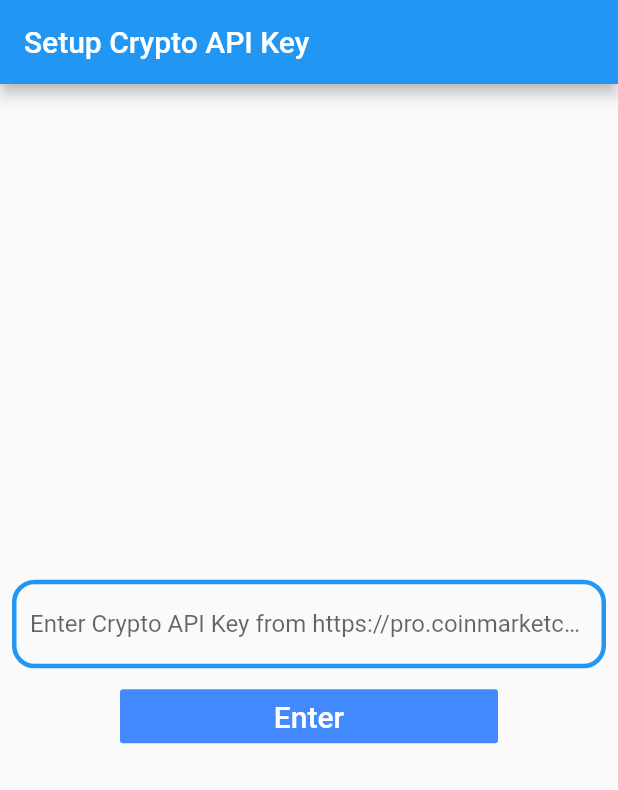
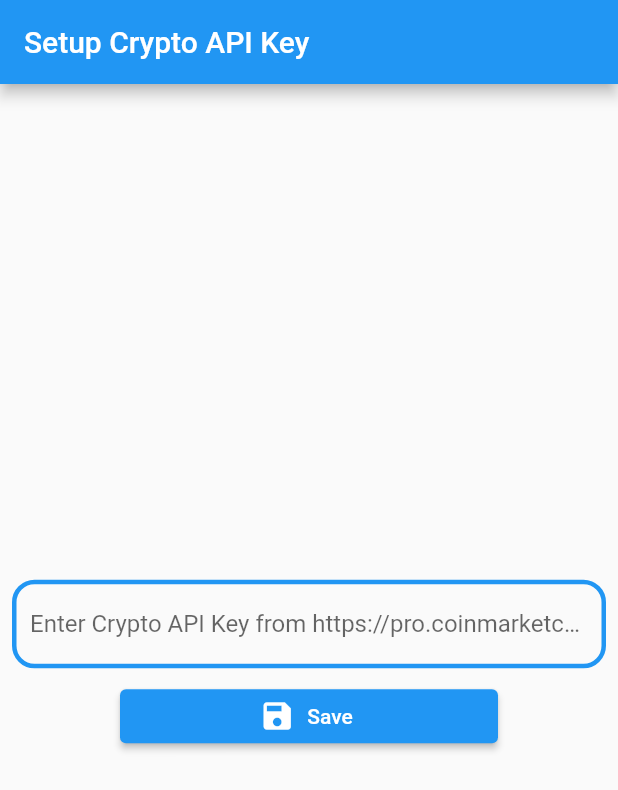
Before and after one commit to ashish051321/my_notif_app, a Flutter app: the screen it shows after launch, on a phone screen of 412 x 824 dp. Shown: the top 790 px of the screen. Run offline on Flutter 3.47's test engine with Material 2 defaults, Android fonts, the phone set to English and light mode, and no system bars; our stand-ins replace awesome_notifications, shared_preferences.

Commit message:
Using elevatd buttton instead of FlatButton

```diff
--- a/lib/api_key_input_page.dart
+++ b/lib/api_key_input_page.dart
@@ -29,14 +29,10 @@ class   ApiKeyInputPage extends StatelessWidget {
               ),
             Padding(
               padding: const EdgeInsets.symmetric(horizontal: 80.0),
-              child: FlatButton(
-                child: Text('Enter', style: TextStyle(fontSize: 20.0),),
-                color: Colors.blueAccent,
-                textColor: Colors.white,
-                onPressed: () {
-
-                },
-              ),
+              child: ElevatedButton.icon(
+                  onPressed: (){},
+                  icon: Icon(Icons.save),
+                  label: Text('Save')),
             ),
           ],
         ),
```
